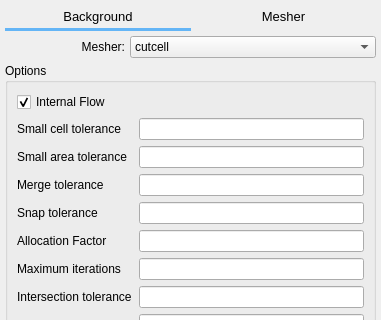
First picture: the form in mfixgui/uifiles/mesh.ui, repository truongd8593/mfix, before the edit; both pictures show x 0 to 381 and y 0 to 320 of the 381 by 713 pixel window.
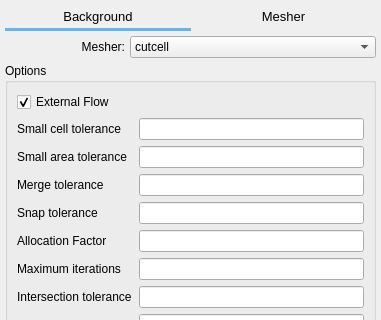
Second picture: the form after the edit. The open tabs and pages were chosen to show the change. Custom widgets are drawn as their Qt base class.

```diff
--- a/mfixgui/uifiles/mesh.ui
+++ b/mfixgui/uifiles/mesh.ui
@@ -602,7 +602,7 @@
               <item row="0" column="0" colspan="2">
                <widget class="CheckBox" name="checkbox_keyword_out_stl_value">
                 <property name="text">
-                 <string>Internal Flow</string>
+                 <string>External Flow</string>
                 </property>
                 <property name="checked">
                  <bool>true</bool>
```
